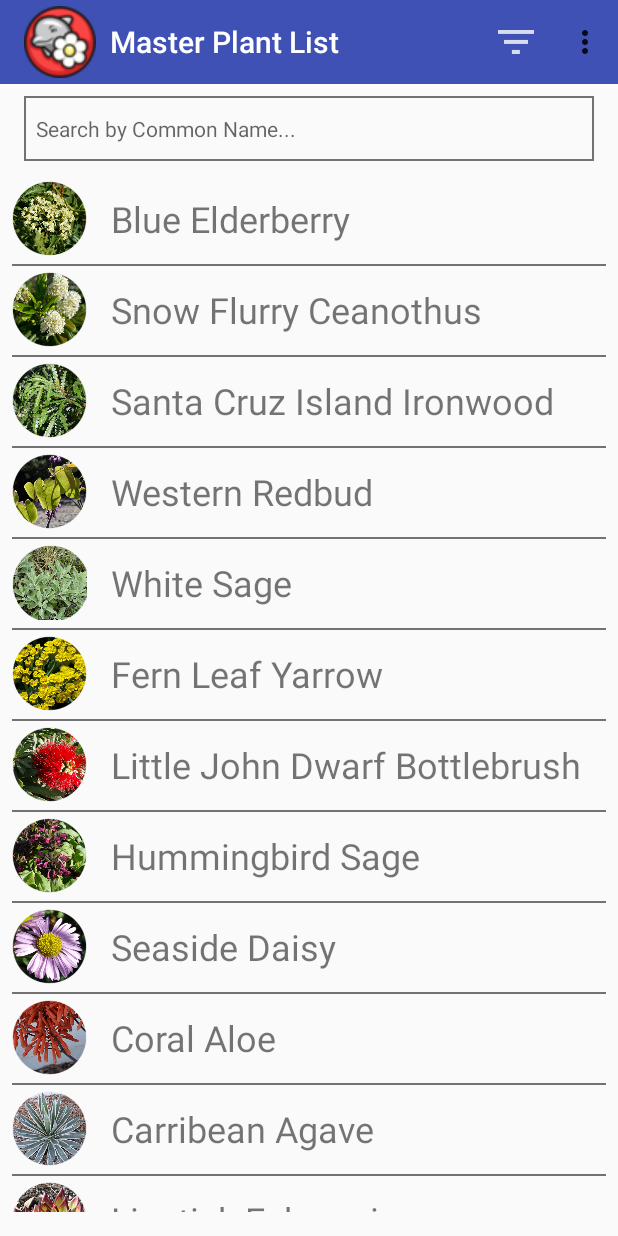
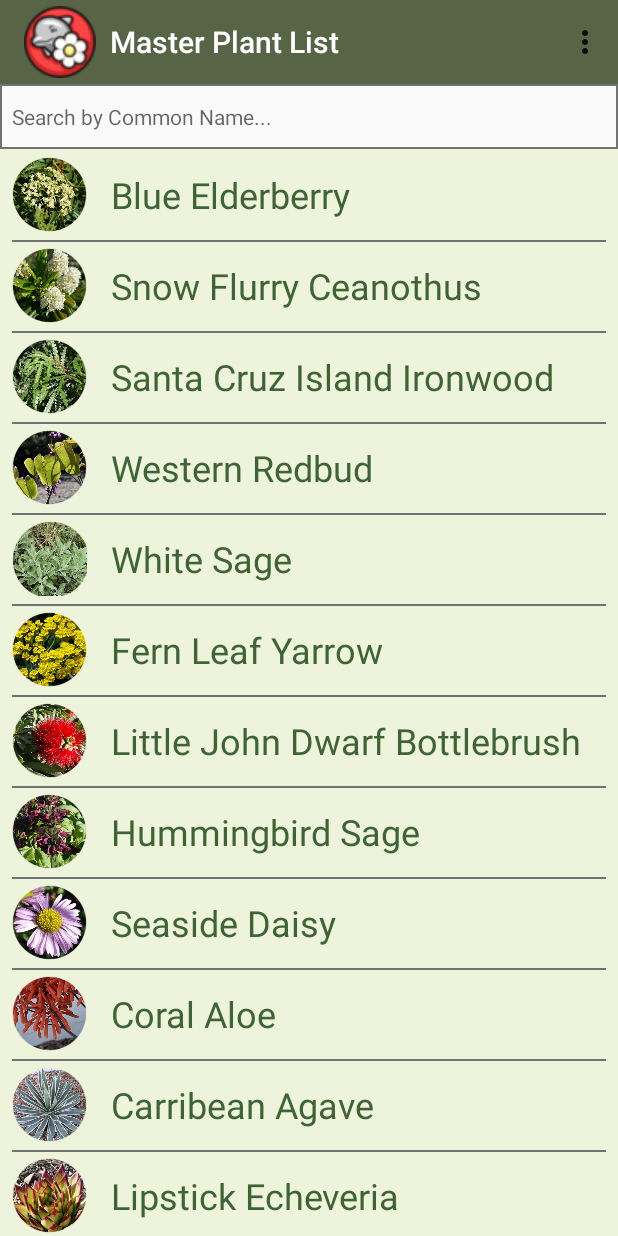
Before and after one commit to rickymedrano/PlantsofCI, an Android app: the PlantSearch screen opened directly, with no data from a screen before it, on a phone screen of 412 x 824 dp. Run offline under Robolectric (Android 15) with nearby library versions, the phone set to English and light mode, and no system bars; our stand-ins replace Picasso.

Commit message:
updatelast
going to update this

```diff
--- a/src/main/res/layout/list_item.xml
+++ b/src/main/res/layout/list_item.xml
@@ -28,5 +28,6 @@
         android:layout_toRightOf="@+id/imageView"
         android:text="A menu item"
         android:textSize="24sp"
+        android:textColor="@color/dark_green_text"
         tools:ignore="HardcodedText" />
 </RelativeLayout>
--- a/src/main/res/layout/plant_list.xml
+++ b/src/main/res/layout/plant_list.xml
@@ -5,17 +5,12 @@
     android:id="@+id/activity_main"
     android:layout_width="match_parent"
     android:layout_height="match_parent"
-    android:paddingBottom="@dimen/activity_vertical_margin"
     tools:context="com.example.steven.myapplication.PlantSearch">
 
     <EditText
         android:id="@+id/search_box"
         android:layout_width="match_parent"
         android:layout_height="wrap_content"
-        android:layout_marginLeft="16dp"
-        android:layout_marginRight="16dp"
-        android:layout_marginTop="8dp"
-        android:layout_marginBottom="8dp"
         android:paddingLeft="8dp"
         android:paddingBottom="12dp"
         android:paddingTop="12dp"
@@ -31,15 +26,16 @@
         android:paddingLeft="8dp"
         android:paddingRight="8dp"
         tools:context=".PlantSearch"
-        android:layout_below="@+id/search_box"/>
+        android:layout_below="@+id/search_box"
+        android:background="@color/light_cream"/>
 
     <android.support.v7.widget.Toolbar
         android:id="@+id/toolbar2"
         android:layout_width="match_parent"
         android:layout_height="wrap_content"
         android:layout_alignParentTop="true"
-        android:background="?attr/colorPrimary"
+        android:background="@color/green_text_background"
         android:minHeight="?attr/actionBarSize"
-        android:theme="?attr/actionBarTheme" />
+        android:theme="?attr/actionBarTheme"/>
 
 </RelativeLayout>
--- a/src/main/res/menu/menu_name.xml
+++ b/src/main/res/menu/menu_name.xml
@@ -2,17 +2,12 @@
 <menu xmlns:android="http://schemas.android.com/apk/res/android"
     xmlns:app="http://schemas.android.com/apk/res-auto">
 
-    <item android:id="@+id/filter"
-        android:title="Filter"
-        android:orderInCategory="100"
-        android:icon="@drawable/toolbar_filter_icon"
-        app:showAsAction="ifRoom"/>
     <item android:id="@+id/sortdrought"
-        android:title="Sort by Drought Tolerance"
+        android:title="Filter By Drought Tolerance"
         app:showAsAction="never"
         />
     <item android:id="@+id/sortcommonname"
-        android:title="Sort by Common Name"
+        android:title="Filter By Common Name"
         app:showAsAction="never"
         />
 </menu>
```
Also changed, not shown: src/main/java/com/example/steven/myapplication/PlantSearch.java (+27 -8 lines), src/main/res/drawable/filtericontext.png (added), 1 other file.
